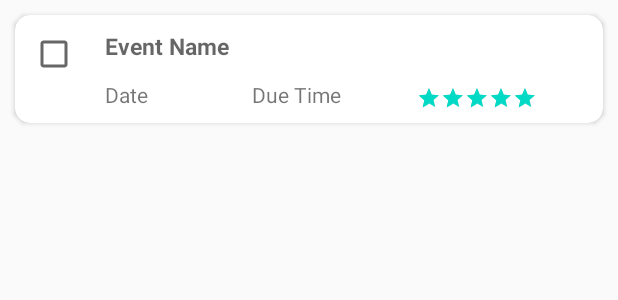
After one commit to Tanimul/To_Do_Kotlin, an Android app: the layout taskcard.xml on its own in the app's theme, with its tools: preview values and no code run, on a phone screen of 412 x 824 dp. The commit adds this screen. Shown: the top 300 px of the screen. Run offline under Robolectric (Android 15) with nearby library versions, the phone set to English and light mode, and no system bars.

Commit message:
Card design

```diff
--- a/app/build.gradle
+++ b/app/build.gradle
@@ -34,4 +34,11 @@ dependencies {
     androidTestImplementation 'androidx.test.ext:junit:1.1.2'
     androidTestImplementation 'androidx.test.espresso:espresso-core:3.3.0'
 
+    //Recycler View
+    implementation "androidx.recyclerview:recyclerview:1.1.0-beta04"
+    implementation "androidx.cardview:cardview:1.0.0"
+
+    //Design
+    implementation 'com.google.android.material:material:1.0.0'
+
 }
--- /dev/null
+++ b/app/src/main/res/layout/taskcard.xml
@@ -0,0 +1,85 @@
+<?xml version="1.0" encoding="utf-8"?>
+<androidx.cardview.widget.CardView xmlns:android="http://schemas.android.com/apk/res/android"
+    xmlns:app="http://schemas.android.com/apk/res-auto"
+    xmlns:tools="http://schemas.android.com/tools"
+    android:id="@+id/list_ofwork"
+    android:layout_width="match_parent"
+    android:layout_height="wrap_content"
+    android:layout_margin="10dp"
+    app:cardCornerRadius="10dp">
+
+    <androidx.constraintlayout.widget.ConstraintLayout
+        android:layout_width="match_parent"
+        android:layout_height="wrap_content"
+        android:paddingBottom="5dp"
+        tools:ignore="MissingConstraints">
+
+        <CheckBox
+            android:id="@+id/checkbox_meat"
+            android:layout_width="wrap_content"
+            android:layout_height="wrap_content"
+            android:layout_margin="10dp"
+            android:buttonTint="#686666"
+            app:layout_constraintBottom_toBottomOf="parent"
+            app:layout_constraintStart_toStartOf="parent"
+            app:layout_constraintTop_toTopOf="parent"
+            app:layout_constraintVertical_bias="0.0"
+            tools:ignore="MissingConstraints" />
+
+        <TextView
+            android:id="@+id/rc_task_name"
+            android:layout_width="match_parent"
+            android:layout_height="wrap_content"
+            android:layout_marginLeft="60dp"
+            android:hint="Event Name"
+            android:paddingTop="10dp"
+            android:paddingRight="10dp"
+            android:textStyle="bold"
+            android:textSize="15sp"
+            app:layout_constraintEnd_toEndOf="parent"
+            app:layout_constraintHorizontal_bias="1.0"
+            app:layout_constraintStart_toEndOf="@id/checkbox_meat"
+            app:layout_constraintTop_toTopOf="parent" />
+
+
+        <TextView
+            android:id="@+id/rc_textview_date"
+            android:layout_width="96dp"
+            android:layout_height="23dp"
+            android:layout_marginStart="60dp"
+            android:layout_marginLeft="40dp"
+            android:layout_marginTop="12dp"
+            android:text="Date"
+            app:layout_constraintEnd_toStartOf="@+id/rc_textview_duetime"
+            app:layout_constraintHorizontal_bias="0.08"
+            app:layout_constraintStart_toStartOf="parent"
+            app:layout_constraintTop_toBottomOf="@+id/rc_task_name" />
+
+        <TextView
+            android:id="@+id/rc_textview_duetime"
+            android:layout_width="111dp"
+            android:layout_height="23dp"
+            android:layout_marginStart="2dp"
+            android:layout_marginLeft="2dp"
+            android:layout_marginTop="12dp"
+            android:text="Due Time"
+            app:layout_constraintStart_toEndOf="@id/rc_textview_date"
+            app:layout_constraintTop_toBottomOf="@+id/rc_task_name" />
+
+        <RatingBar
+            android:id="@+id/rc_ratingBar"
+            style="?android:attr/ratingBarStyleSmall"
+            android:layout_width="wrap_content"
+            android:layout_height="wrap_content"
+            android:layout_marginStart="112dp"
+            android:layout_marginLeft="112dp"
+            android:layout_marginTop="16dp"
+            android:isIndicator="true"
+            android:rating="5"
+            app:layout_constraintStart_toEndOf="@id/rc_textview_date"
+            app:layout_constraintTop_toBottomOf="@id/rc_task_name"
+            app:layout_goneMarginEnd="50dp" />
+
+    </androidx.constraintlayout.widget.ConstraintLayout>
+
+</androidx.cardview.widget.CardView>
--- a/app/src/main/res/values/colors.xml
+++ b/app/src/main/res/values/colors.xml
@@ -3,4 +3,7 @@
     <color name="colorPrimary">#6200EE</color>
     <color name="colorPrimaryDark">#3700B3</color>
     <color name="colorAccent">#03DAC5</color>
+    <color name="colortwhite">#FFFFFF</color>
+    <color name="colorblack">#000000</color>
+    <color name="deletecolor">#8BECE1</color>
 </resources>
```
